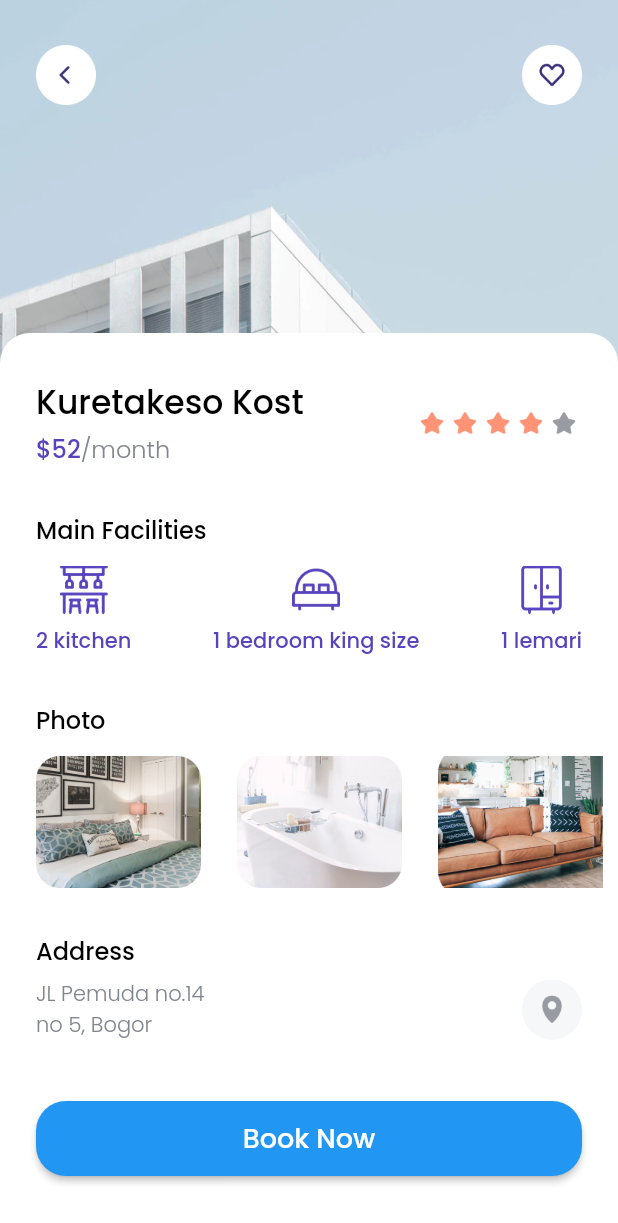
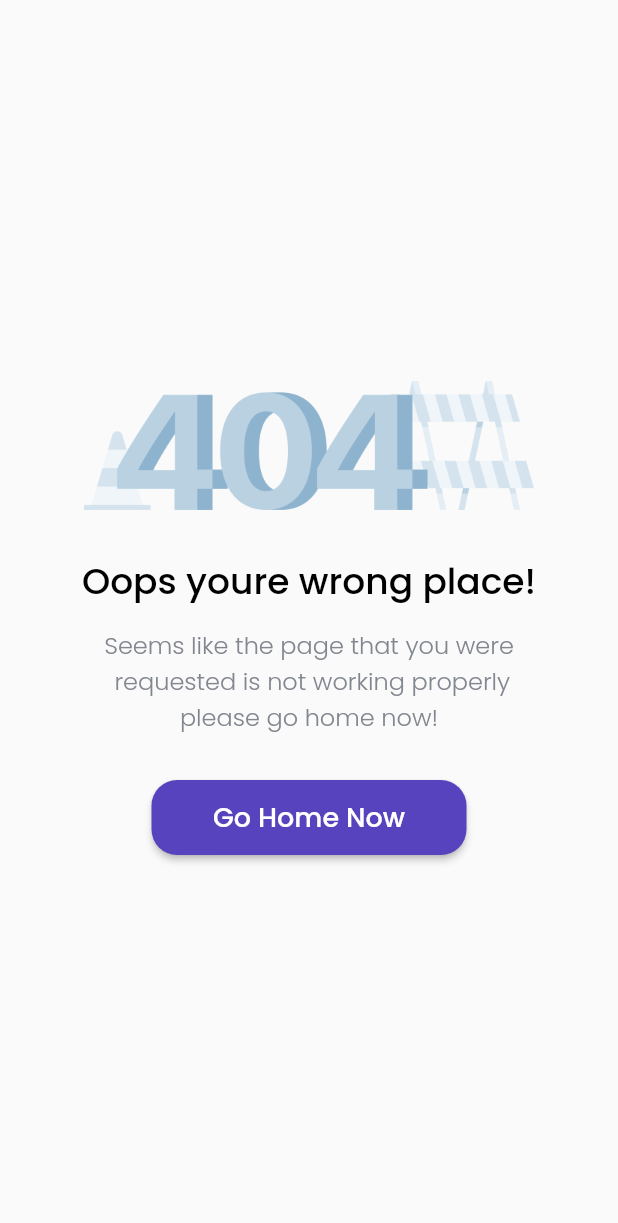
Before and after one commit to senapahlevi/KostApp, a Flutter app: the DetailPage screen opened directly, scrolled down 86 dp, after a tap on "Book Now", on a phone screen of 412 x 824 dp. Shown: the top 1223 px of the screen. Run offline on Flutter 3.47's test engine with Material 2 defaults, Android fonts, the phone set to English and light mode, and no system bars; our stand-ins replace google_fonts.

Commit message:
Add kuretakeso handle error to ErrorPage

```diff
--- a/lib/pages/detail_page.dart
+++ b/lib/pages/detail_page.dart
@@ -1,4 +1,5 @@
 import 'package:flutter/material.dart';
+import 'package:kostapp/pages/error_page.dart';
 import 'package:kostapp/themekost.dart';
 import 'package:kostapp/widgets/facility_item.dart';
 import 'package:url_launcher/url_launcher.dart';
@@ -12,7 +13,13 @@ class DetailPage extends StatelessWidget {
       if (await canLaunch(url)) {
         launch(url);
       } else {
-        throw (url);
+        //throw (url); //ini buat kalo ngasih url gaje pindah ke error page(unhandled exception)
+        Navigator.push(
+          context,
+          MaterialPageRoute(
+            builder: (context) => ErrorPage(),
+          ),
+        );
       }
     }
 
@@ -256,7 +263,8 @@ class DetailPage extends StatelessWidget {
                             InkWell(
                               onTap: () {
                                 launchUrl(
-                                    'https://goo.gl/maps/wsJ1LrSnaHhx8SkH7');
+                                  ' ',
+                                );
                               },
                               child: Image.asset(
                                 'assets/pic/map.png',
@@ -277,6 +285,7 @@ class DetailPage extends StatelessWidget {
                         width: MediaQuery.of(context).size.width - (2 * edge),
                         child: ElevatedButton(
                           style: ElevatedButton.styleFrom(
+                            primary: purpleColor,
                             shape: RoundedRectangleBorder(
                               borderRadius: BorderRadius.circular(20),
                             ),
--- /dev/null
+++ b/lib/pages/error_page.dart
@@ -0,0 +1,73 @@
+import 'package:flutter/material.dart';
+import 'package:kostapp/pages/homepagekost.dart';
+import 'package:kostapp/themekost.dart';
+
+class ErrorPage extends StatelessWidget {
+  // const ErrorPage({Key? key}) : super(key: key);
+
+  @override
+  Widget build(BuildContext context) {
+    return Scaffold(
+      body: SafeArea(
+        child: Center(
+          child: Column(
+            mainAxisAlignment: MainAxisAlignment.center,
+            children: [
+              Image.asset(
+                'assets/pic/404.png',
+                width: 300,
+              ),
+              SizedBox(
+                height: 30,
+              ),
+              Text(
+                'Oops youre wrong place!',
+                style: blackTextStyle.copyWith(
+                  fontSize: 24,
+                ),
+                textAlign: TextAlign.center,
+              ),
+              SizedBox(
+                height: 12,
+              ),
+              Text(
+                'Seems like the page that you were\n requested is not working properly\nplease go home now!',
+                style: greyTextStyle.copyWith(
+                  fontSize: 16,
+                ),
+                textAlign: TextAlign.center,
+              ),
+              SizedBox(
+                height: 30,
+              ),
+              Container(
+                width: 210,
+                height: 50,
+                child: ElevatedButton(
+                  style: ElevatedButton.styleFrom(
+                    primary: purpleColor,
+                    shape: RoundedRectangleBorder(
+                      borderRadius: BorderRadius.circular(17),
+                    ),
+                  ),
+                  onPressed: () {
+                    Navigator.pushAndRemoveUntil(
+                        context,
+                        MaterialPageRoute(builder: (context) => HomePageKost()),
+                        (route) => false);
+                  },
+                  child: Text(
+                    'Go Home Now',
+                    style: whiteTextStyle.copyWith(
+                      fontSize: 18,
+                    ),
+                  ),
+                ),
+              )
+            ],
+          ),
+        ),
+      ),
+    );
+  }
+}
```
